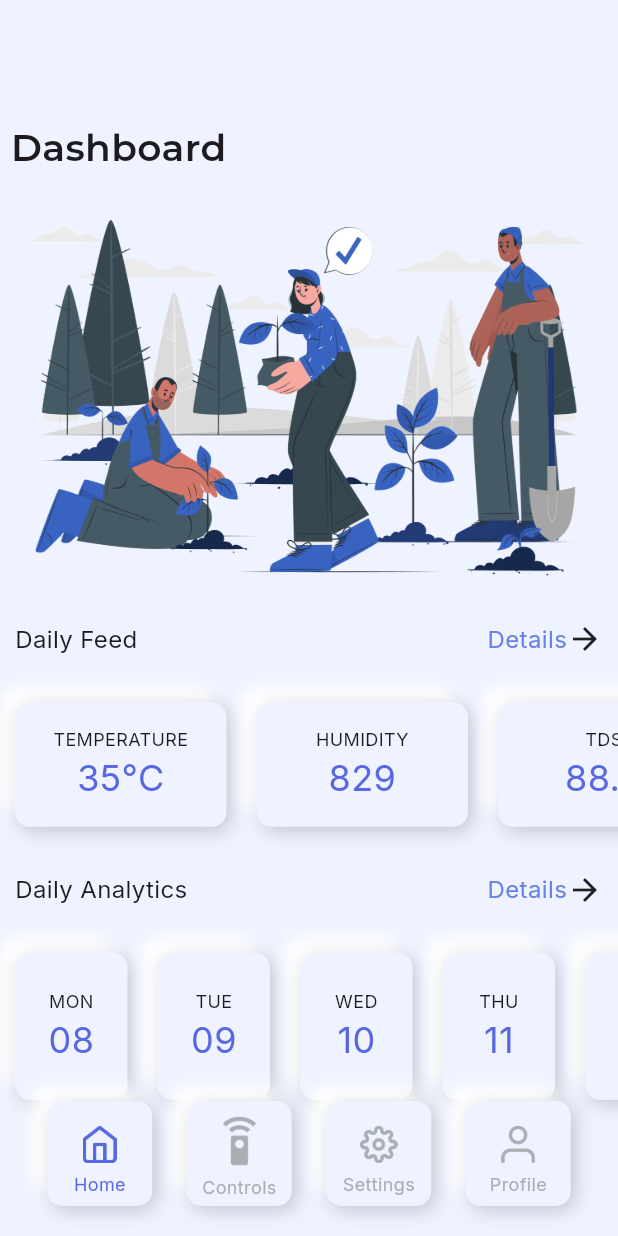
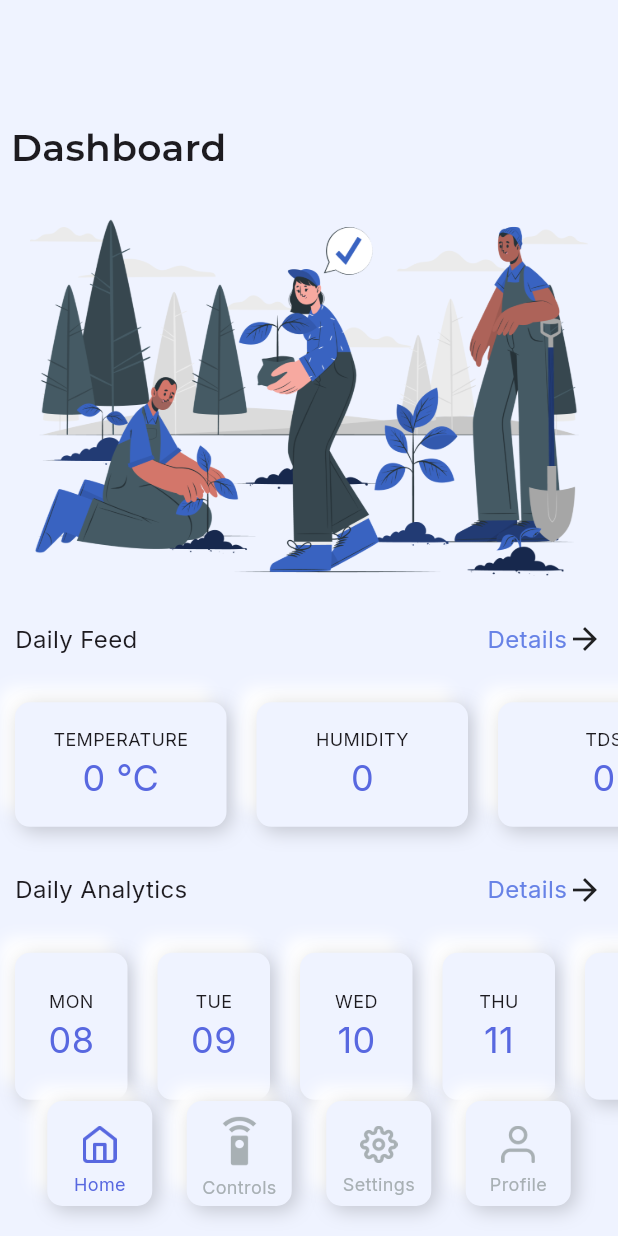
Before and after one commit to smokinthunder/TerraSense, a Flutter app: the HomeScreen screen opened by its route, on a phone screen of 412 x 824 dp. Run offline on Flutter 3.47's test engine with Material 3 defaults, Android fonts, the phone set to English and light mode, and no system bars; our stand-ins replace firebase_auth, firebase_core, google_fonts; missing offline and left inert: firebase_ui_auth; accounts and stored records are empty; network calls fail; statements that could not run were skipped.

Commit message:
API Fetch for current data

```diff
--- a/lib/Screens/home_screen.dart
+++ b/lib/Screens/home_screen.dart
@@ -1,44 +1,80 @@
 import 'package:flutter/material.dart';
 import 'package:google_fonts/google_fonts.dart';
 
+import '../API/values_api.dart';
 import '../Themes/colors.dart';
 import '../Widgets/bottom_navigation.dart';
 import '../Widgets/data_tile.dart';
 
-class HomeScreen extends StatelessWidget {
+class HomeScreen extends StatefulWidget {
   const HomeScreen({super.key});
 
   @override
+  State<HomeScreen> createState() => _HomeScreenState();
+}
+
+class _HomeScreenState extends State<HomeScreen> {
+  List<String> currentValue = ['0', '0', '0', '0'];
+
+  void getCurrentVal(val, i) {
+    ValuesAPI().fetchVal(val).then((value) {
+      currentValue[i - 1] = value[0]['value'];
+    });
+  }
+
+  void reload() {
+    setState(() {
+      getCurrentVal("temperature", 1);
+      getCurrentVal("humidity", 2);
+      getCurrentVal("tds", 3);
+      getCurrentVal("co2", 4);
+    });
+  }
+
+  @override
   Widget build(BuildContext context) {
+    reload();
+
     List<Map<String, dynamic>> tile = [
       {
         'title': 'TEMPERATURE',
-        'value': '35°C',
+        'value': '${currentValue[0]} °C',
       },
       {
         'title': 'HUMIDITY',
-        'value': '829',
+        'value': currentValue[1],
       },
       {
         'title': 'TDS',
-        'value': '88.9',
+        'value': currentValue[2],
       },
+      {
+        'title': 'CO2',
+        'value': currentValue[3],
+      },
+    ];
 
-    ];
     return Scaffold(
       backgroundColor: Clr.background,
-      body: Padding(
+      body: GestureDetector(
+        onVerticalDragUpdate: (ctx) {
+          reload();
+        },
+        child: Padding(
           padding: const EdgeInsets.only(top: 80, left: 0, right: 0),
           child: Column(
             mainAxisAlignment: MainAxisAlignment.spaceEvenly,
             children: [
               Align(
                 alignment: Alignment.centerLeft,
+                child: InkWell(
+                  onTap: reload,
                   child: Text(
                     ' Dashboard',
                     style: GoogleFonts.montserrat(
                       fontSize: 25,
                       fontWeight: FontWeight.w600,
+                    ),
                   ),
                 ),
               ),
@@ -134,6 +170,7 @@ class HomeScreen extends StatelessWidget {
             ],
           ),
         ),
+      ),
       bottomNavigationBar: const BottomNavigation(0),
     );
   }
--- a/pubspec.yaml
+++ b/pubspec.yaml
@@ -40,6 +40,7 @@ dependencies:
   firebase_auth: ^4.17.9
   google_fonts: ^6.2.1
   drop_shadow: ^0.1.0
+  http: ^1.2.1
 
 dev_dependencies:
   flutter_test:
```
Also changed, not shown: lib/API/values_api.dart (added, +22 -0 lines), lib/Screens/control_page.dart (+6 -1 lines), pubspec.lock, 1 other file. Lines whose indentation alone changed are shown as unchanged.
